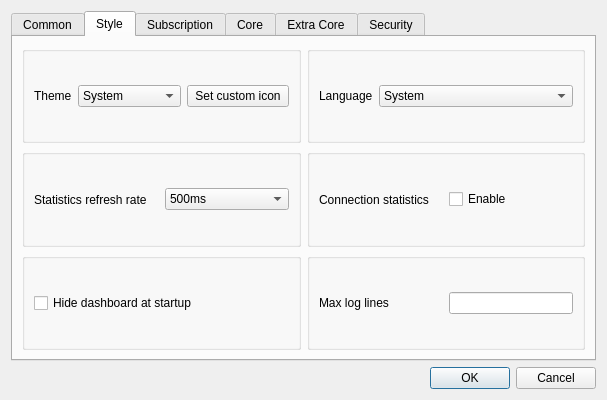
This is ui/dialog_basic_settings.ui in cofedish/cofe-nekobox as Qt 5 draws it before an edit. The edited form follows.
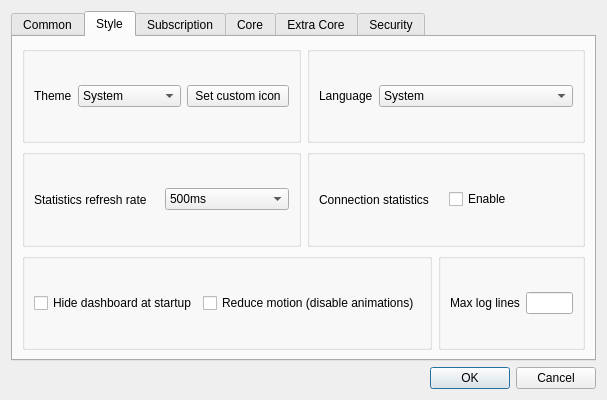
This is the edited form. The open tabs and pages were chosen to show the change. Custom widgets are drawn as their Qt base class.

Commit message: ui: wave background + reduce motion

What changed in the file:
```diff
--- a/ui/dialog_basic_settings.ui
+++ b/ui/dialog_basic_settings.ui
@@ -426,7 +426,19 @@
               </property>
              </widget>
             </item>
-            
+            <item>
+             <widget class="QCheckBox" name="reduce_motion">
+              <property name="sizePolicy">
+               <sizepolicy hsizetype="Preferred" vsizetype="Fixed">
+                <horstretch>0</horstretch>
+                <verstretch>0</verstretch>
+               </sizepolicy>
+              </property>
+              <property name="text">
+               <string>Reduce motion (disable animations)</string>
+              </property>
+             </widget>
+            </item>
            </layout>
           </widget>
          </item>
```
The commit also changes 7 other files.
